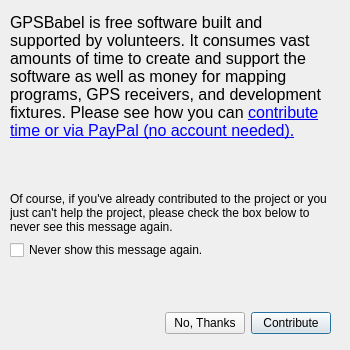
GPSBabel/gpsbabel, file gui/donate.ui: the form before one commit.
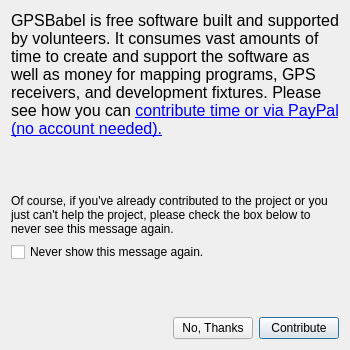
The form after the commit.

The edit to the form file:
```diff
--- a/gui/donate.ui
+++ b/gui/donate.ui
@@ -31,15 +31,6 @@
   <property name="windowTitle">
    <string>Support GPSBabel</string>
   </property>
-  <widget class="QWidget" name="layoutWidget">
-   <property name="geometry">
-    <rect>
-     <x>10</x>
-     <y>13</y>
-     <width>321</width>
-     <height>321</height>
-    </rect>
-   </property>
    <layout class="QVBoxLayout" name="verticalLayout">
     <item>
      <widget class="QLabel" name="textLine1">
@@ -140,7 +131,6 @@
      </layout>
     </item>
    </layout>
-  </widget>
  </widget>
  <resources/>
  <connections>
```
Lines whose indentation alone changed are shown as unchanged.
